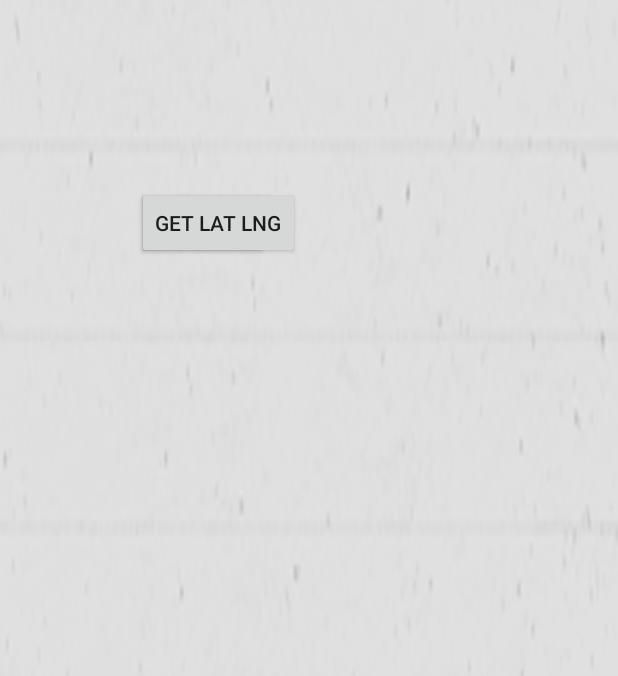
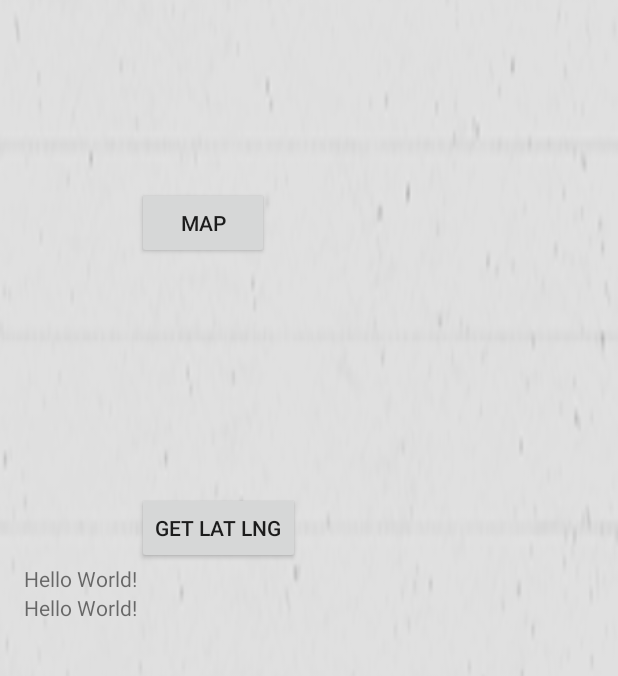
Before and after one commit to Maat3333/MobileCoursework, an Android app: the screen it shows after launch (MainActivity), on a phone screen of 412 x 824 dp, the part 132-808 px from its top. Run offline under Robolectric (Android 15) with nearby library versions, the phone set to English and light mode, and no system bars.

```diff
--- a/app/src/main/java/com/example/matthew/mobilecoursework/MainActivity.java
+++ b/app/src/main/java/com/example/matthew/mobilecoursework/MainActivity.java
@@ -1,12 +1,15 @@
 package com.example.matthew.mobilecoursework;
 
-import android.content.Context;
 import android.content.Intent;
 
+import android.location.Location;
 import android.os.Bundle;
 import android.support.v7.app.AppCompatActivity;
+import android.util.Log;
 import android.view.View;
 import android.widget.Button;
+import android.widget.TextView;
+import android.widget.Toast;
 
 import com.google.android.gms.common.ConnectionResult;
 import com.google.android.gms.common.api.GoogleApiClient;
@@ -15,13 +18,16 @@ import com.google.android.gms.location.LocationServices;
 public class MainActivity extends AppCompatActivity implements View.OnClickListener, GoogleApiClient.ConnectionCallbacks, GoogleApiClient.OnConnectionFailedListener {
     Button testButton;
     Button testButton2;
+    TextView mLatitudeText;
+    TextView mLongitudeText;
     GoogleApiClient mGoogleApiClient;
+    Location mLastLocation;
     @Override
     protected void onCreate(Bundle savedInstanceState) {
         super.onCreate(savedInstanceState);
         setContentView(R.layout.activity_main);
 
-       buildGoogleApiClient();
+        buildGoogleApiClient();
 
         testButton = (Button) findViewById(R.id.button1);
         testButton.setOnClickListener(this);
@@ -29,6 +35,25 @@ public class MainActivity extends AppCompatActivity implements View.OnClickListe
         testButton2 = (Button) findViewById(R.id.button2);
         testButton2.setOnClickListener(this);
 
+        mLatitudeText = (TextView) findViewById(R.id.mLatitudeText);
+        mLongitudeText =(TextView) findViewById(R.id.mLongditudeText);
+
+
+
+    }
+
+    @Override
+    public void onConnected(Bundle connectionHint) {
+        mLastLocation = LocationServices.FusedLocationApi.getLastLocation(
+                mGoogleApiClient);
+        if (mLastLocation != null) {
+            mLatitudeText.setText(String.valueOf(mLastLocation.getLatitude()));
+            Log.d("lat", (String.valueOf(mLastLocation.getLatitude())));
+            mLongitudeText.setText(String.valueOf(mLastLocation.getLongitude()));
+            Log.d("long", (String.valueOf(mLastLocation.getLongitude())));
+        } else {
+            Toast.makeText(getApplicationContext(), "Location Null", Toast.LENGTH_SHORT).show();
+        }
     }
 
     protected synchronized void buildGoogleApiClient() {
@@ -51,13 +76,10 @@ public class MainActivity extends AppCompatActivity implements View.OnClickListe
             case R.id.button2:
 
                 // need to put the code here to run clsGps and get the latlng
+                break;
             }
         }
 
-    @Override
-    public void onConnected(Bundle bundle) {
-
-    }
 
     @Override
     public void onConnectionSuspended(int i) {
--- a/app/src/main/res/layout/activity_main.xml
+++ b/app/src/main/res/layout/activity_main.xml
@@ -25,7 +25,22 @@
         android:layout_height="wrap_content"
         android:text="GEt lat lng"
         android:id="@+id/button2"
-        android:layout_below="@+id/textView"
-        android:layout_toRightOf="@+id/textView"
-        android:layout_marginTop="121dp" />
+        android:layout_centerVertical="true"
+        android:layout_alignStart="@+id/button1" />
+
+    <TextView
+        android:text="Hello World!"
+        android:layout_width="wrap_content"
+        android:layout_height="wrap_content"
+        android:id="@+id/mLatitudeText"
+        android:layout_below="@+id/button2"
+        android:layout_alignParentStart="true" />
+
+    <TextView
+        android:text="Hello World!"
+        android:layout_width="wrap_content"
+        android:layout_height="wrap_content"
+        android:id="@+id/mLongditudeText"
+        android:layout_below="@+id/mLatitudeText"
+        android:layout_alignParentStart="true" />
 </RelativeLayout>
```
Also changed, not shown: app/src/main/java/com/example/matthew/mobilecoursework/MapsActivity.java (+12 -3 lines).
